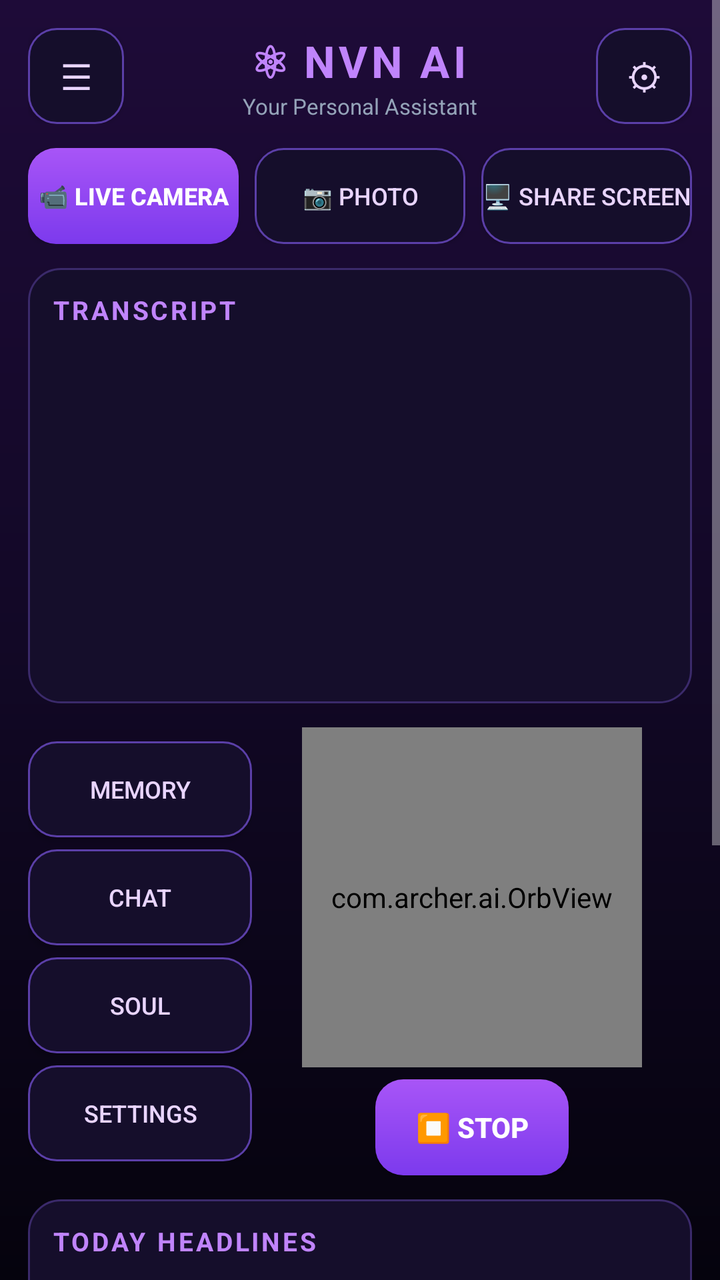
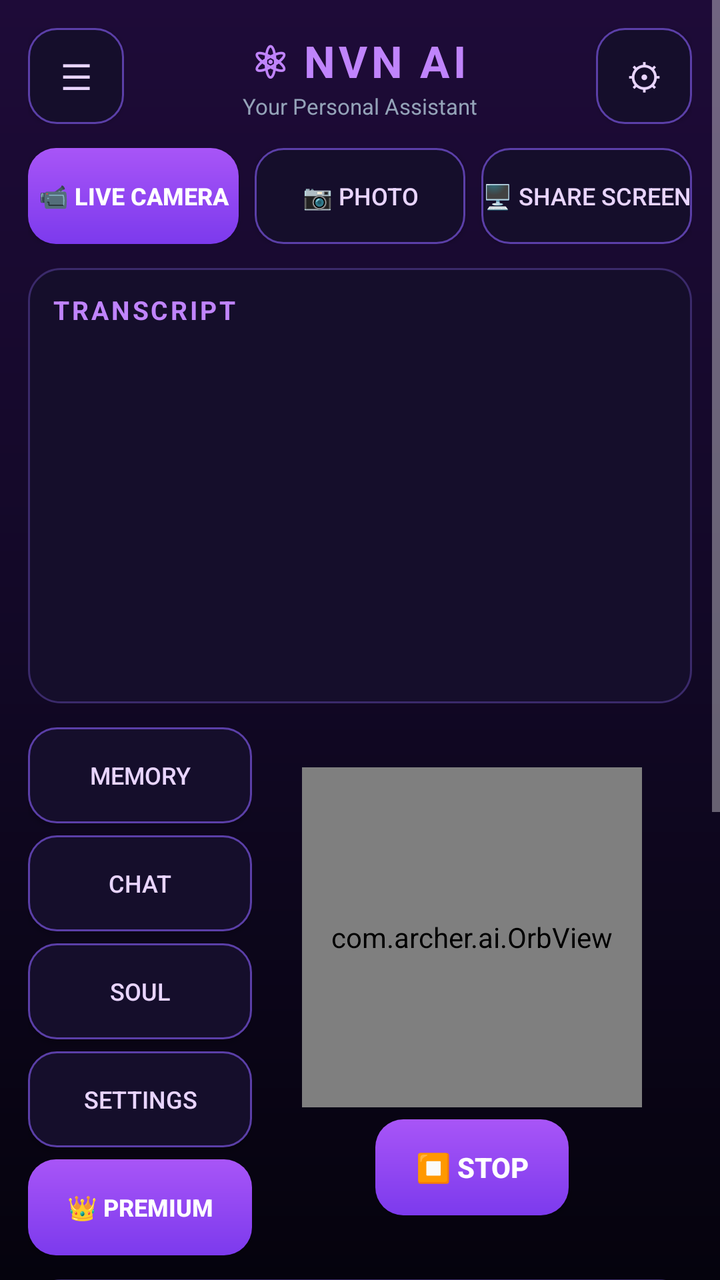

Compare the two renders of this Android layout. The source of the first and the diff that turns it into the second are given below.
<!-- AndroidManifest.xml: application theme AppTheme -->
<!-- res/layout/activity_main.xml -->
<?xml version="1.0" encoding="utf-8"?>
<ScrollView xmlns:android="http://schemas.android.com/apk/res/android"
    android:layout_width="match_parent"
    android:layout_height="match_parent"
    android:background="@drawable/bg_main"
    android:fillViewport="true">

    <LinearLayout
        android:layout_width="match_parent"
        android:layout_height="wrap_content"
        android:orientation="vertical"
        android:padding="14dp">

        <LinearLayout
            android:layout_width="match_parent"
            android:layout_height="wrap_content"
            android:gravity="center_vertical"
            android:orientation="horizontal">

            <Button
                android:id="@+id/menuBtn"
                android:layout_width="48dp"
                android:layout_height="48dp"
                android:background="@drawable/btn_secondary"
                android:text="☰"
                android:textColor="#E9D5FF"
                android:textSize="18sp" />

            <LinearLayout
                android:layout_width="0dp"
                android:layout_height="wrap_content"
                android:layout_weight="1"
                android:gravity="center_horizontal"
                android:orientation="vertical">

                <TextView
                    android:layout_width="wrap_content"
                    android:layout_height="wrap_content"
                    android:letterSpacing="0.08"
                    android:text="⚛ NVN AI"
                    android:textColor="#C084FC"
                    android:textSize="22sp"
                    android:textStyle="bold" />

                <TextView
                    android:layout_width="wrap_content"
                    android:layout_height="wrap_content"
                    android:text="Your Personal Assistant"
                    android:textColor="#94A3B8"
                    android:textSize="11sp" />
            </LinearLayout>

            <Button
                android:id="@+id/gearBtn"
                android:layout_width="48dp"
                android:layout_height="48dp"
                android:background="@drawable/btn_secondary"
                android:text="⚙"
                android:textColor="#E9D5FF"
                android:textSize="18sp" />
        </LinearLayout>

        <LinearLayout
            android:layout_width="match_parent"
            android:layout_height="wrap_content"
            android:layout_marginTop="12dp"
            android:orientation="horizontal">

            <Button
                android:id="@+id/liveCamBtn"
                android:layout_width="0dp"
                android:layout_height="wrap_content"
                android:layout_marginEnd="4dp"
                android:layout_weight="1"
                android:background="@drawable/btn_primary"
                android:text="📹 LIVE CAMERA"
                android:textColor="#FFFFFF"
                android:textSize="12sp"
                android:textStyle="bold" />

            <Button
                android:id="@+id/photoBtn"
                android:layout_width="0dp"
                android:layout_height="wrap_content"
                android:layout_marginStart="4dp"
                android:layout_marginEnd="4dp"
                android:layout_weight="1"
                android:background="@drawable/btn_secondary"
                android:text="📷 PHOTO"
                android:textColor="#E9D5FF"
                android:textSize="12sp" />

            <Button
                android:id="@+id/shareScreenBtn"
                android:layout_width="0dp"
                android:layout_height="wrap_content"
                android:layout_marginStart="4dp"
                android:layout_weight="1"
                android:background="@drawable/btn_secondary"
                android:text="🖥 SHARE SCREEN"
                android:textColor="#E9D5FF"
                android:textSize="12sp" />
        </LinearLayout>

        <LinearLayout
            android:layout_width="match_parent"
            android:layout_height="wrap_content"
            android:layout_marginTop="12dp"
            android:background="@drawable/bg_card"
            android:orientation="vertical"
            android:padding="12dp">

            <TextView
                android:layout_width="wrap_content"
                android:layout_height="wrap_content"
                android:letterSpacing="0.1"
                android:text="TRANSCRIPT"
                android:textColor="#C084FC"
                android:textSize="13sp"
                android:textStyle="bold" />

            <ScrollView
                android:id="@+id/scroll"
                android:layout_width="match_parent"
                android:layout_height="170dp"
                android:layout_marginTop="6dp">

                <TextView
                    android:id="@+id/chat"
                    android:layout_width="match_parent"
                    android:layout_height="wrap_content"
                    android:lineSpacingMultiplier="1.15"
                    android:textColor="#E2E8F0"
                    android:textSize="15sp" />
            </ScrollView>
        </LinearLayout>

        <LinearLayout
            android:layout_width="match_parent"
            android:layout_height="wrap_content"
            android:layout_marginTop="12dp"
            android:gravity="center_vertical"
            android:orientation="horizontal">

            <LinearLayout
                android:layout_width="112dp"
                android:layout_height="wrap_content"
                android:orientation="vertical">

                <Button
                    android:id="@+id/memoryBtn"
                    android:layout_width="match_parent"
                    android:layout_height="wrap_content"
                    android:background="@drawable/btn_secondary"
                    android:text="MEMORY"
                    android:textColor="#E9D5FF"
                    android:textSize="12sp" />

                <Button
                    android:id="@+id/chatBtn"
                    android:layout_width="match_parent"
                    android:layout_height="wrap_content"
                    android:layout_marginTop="6dp"
                    android:background="@drawable/btn_secondary"
                    android:text="CHAT"
                    android:textColor="#E9D5FF"
                    android:textSize="12sp" />

                <Button
                    android:id="@+id/soulBtn"
                    android:layout_width="match_parent"
                    android:layout_height="wrap_content"
                    android:layout_marginTop="6dp"
                    android:background="@drawable/btn_secondary"
                    android:text="SOUL"
                    android:textColor="#E9D5FF"
                    android:textSize="12sp" />

                <Button
                    android:id="@+id/settingsPill"
                    android:layout_width="match_parent"
                    android:layout_height="wrap_content"
                    android:layout_marginTop="6dp"
                    android:background="@drawable/btn_secondary"
                    android:text="SETTINGS"
                    android:textColor="#E9D5FF"
                    android:textSize="12sp" />
            </LinearLayout>

            <LinearLayout
                android:layout_width="0dp"
                android:layout_height="wrap_content"
                android:layout_weight="1"
                android:gravity="center_horizontal"
                android:orientation="vertical">

                <com.archer.ai.OrbView
                    android:id="@+id/orb"
                    android:layout_width="170dp"
                    android:layout_height="170dp" />

                <Button
                    android:id="@+id/stopBtn"
                    android:layout_width="wrap_content"
                    android:layout_height="wrap_content"
                    android:layout_marginTop="6dp"
                    android:background="@drawable/btn_primary"
                    android:paddingStart="20dp"
                    android:paddingEnd="20dp"
                    android:text="⏹ STOP"
                    android:textColor="#FFFFFF"
                    android:textStyle="bold" />
            </LinearLayout>
        </LinearLayout>

        <LinearLayout
            android:layout_width="match_parent"
            android:layout_height="wrap_content"
            android:layout_marginTop="12dp"
            android:background="@drawable/bg_card"
            android:orientation="vertical"
            android:padding="12dp">

            <TextView
                android:layout_width="wrap_content"
                android:layout_height="wrap_content"
                android:letterSpacing="0.1"
                android:text="TODAY HEADLINES"
                android:textColor="#C084FC"
                android:textSize="13sp"
                android:textStyle="bold" />

            <TextView
                android:id="@+id/headlines"
                android:layout_width="match_parent"
                android:layout_height="wrap_content"
                android:layout_marginTop="6dp"
                android:text="খবর লোড হচ্ছে..."
                android:textColor="#E2E8F0"
                android:textSize="13sp" />
        </LinearLayout>

        <LinearLayout
            android:layout_width="match_parent"
            android:layout_height="wrap_content"
            android:layout_marginTop="12dp"
            android:background="@drawable/bg_card"
            android:orientation="vertical"
            android:padding="12dp">

            <TextView
                android:layout_width="wrap_content"
                android:layout_height="wrap_content"
                android:letterSpacing="0.1"
                android:text="TODAY TASKS"
                android:textColor="#C084FC"
                android:textSize="13sp"
                android:textStyle="bold" />

            <TextView
                android:id="@+id/tasks"
                android:layout_width="match_parent"
                android:layout_height="wrap_content"
                android:layout_marginTop="6dp"
                android:text="কোনো কাজ নেই"
                android:textColor="#E2E8F0"
                android:textSize="13sp" />
        </LinearLayout>

        <TextView
            android:id="@+id/status"
            android:layout_width="match_parent"
            android:layout_height="wrap_content"
            android:layout_marginTop="10dp"
            android:gravity="center"
            android:text="মাইক চেপে কথা বলো, বা লিখে পাঠাও"
            android:textColor="#C084FC"
            android:textSize="13sp" />

        <LinearLayout
            android:layout_width="match_parent"
            android:layout_height="wrap_content"
            android:layout_marginTop="8dp"
            android:gravity="center_vertical"
            android:orientation="horizontal">

            <Button
                android:id="@+id/mic"
                android:layout_width="56dp"
                android:layout_height="56dp"
                android:background="@drawable/btn_mic"
                android:text="🎤"
                android:textColor="#FFFFFF"
                android:textSize="20sp" />

            <EditText
                android:id="@+id/input"
                android:layout_width="0dp"
                android:layout_height="wrap_content"
                android:layout_marginStart="8dp"
                android:layout_weight="1"
                android:background="@drawable/bg_input"
                android:hint="Type a message..."
                android:padding="12dp"
                android:textColor="#E8F4FF"
                android:textColorHint="#64748B" />

            <Button
                android:id="@+id/send"
                android:layout_width="wrap_content"
                android:layout_height="wrap_content"
                android:layout_marginStart="8dp"
                android:background="@drawable/btn_primary"
                android:paddingStart="16dp"
                android:paddingEnd="16dp"
                android:text="পাঠাও"
                android:textColor="#FFFFFF"
                android:textStyle="bold" />
        </LinearLayout>

        <LinearLayout
            android:layout_width="match_parent"
            android:layout_height="wrap_content"
            android:layout_marginTop="8dp"
            android:gravity="center_vertical"
            android:orientation="horizontal">

            <Button
                android:id="@+id/lang"
                android:layout_width="wrap_content"
                android:layout_height="wrap_content"
                android:background="@drawable/btn_secondary"
                android:text="বাংলা"
                android:textColor="#E9D5FF"
                android:textSize="13sp" />

            <EditText
                android:id="@+id/key"
                android:layout_width="0dp"
                android:layout_height="wrap_content"
                android:layout_marginStart="8dp"
                android:layout_weight="1"
                android:background="@drawable/bg_input"
                android:hint="Gemini API Key (ফ্রি)"
                android:inputType="textPassword"
                android:padding="10dp"
                android:textColor="#E8F4FF"
                android:textColorHint="#64748B" />

            <Button
                android:id="@+id/saveKey"
                android:layout_width="wrap_content"
                android:layout_height="wrap_content"
                android:layout_marginStart="8dp"
                android:background="@drawable/btn_primary"
                android:text="সেভ"
                android:textColor="#FFFFFF"
                android:textStyle="bold" />
        </LinearLayout>

        <LinearLayout
            android:layout_width="match_parent"
            android:layout_height="wrap_content"
            android:layout_marginTop="12dp"
            android:orientation="horizontal">

            <Button
                android:id="@+id/homeBtn"
                android:layout_width="0dp"
                android:layout_height="wrap_content"
                android:layout_marginEnd="4dp"
                android:layout_weight="1"
                android:background="@drawable/btn_secondary"
                android:text="🏠 HOME"
                android:textColor="#E9D5FF"
                android:textSize="12sp" />

            <Button
                android:id="@+id/historyBtn"
                android:layout_width="0dp"
                android:layout_height="wrap_content"
                android:layout_marginStart="4dp"
                android:layout_marginEnd="4dp"
                android:layout_weight="1"
                android:background="@drawable/btn_secondary"
                android:text="🕘 HISTORY"
                android:textColor="#E9D5FF"
                android:textSize="12sp" />

            <Button
                android:id="@+id/shareNavBtn"
                android:layout_width="0dp"
                android:layout_height="wrap_content"
                android:layout_marginStart="4dp"
                android:layout_marginEnd="4dp"
                android:layout_weight="1"
                android:background="@drawable/btn_secondary"
                android:text="📤 SHARE"
                android:textColor="#E9D5FF"
                android:textSize="12sp" />

            <Button
                android:id="@+id/settingsNavBtn"
                android:layout_width="0dp"
                android:layout_height="wrap_content"
                android:layout_marginStart="4dp"
                android:layout_weight="1"
                android:background="@drawable/btn_secondary"
                android:text="⚙ SETTINGS"
                android:textColor="#E9D5FF"
                android:textSize="12sp" />
        </LinearLayout>

    </LinearLayout>
</ScrollView>
<!-- resources referenced by this layout -->
<resources>
  <!-- drawable bg_card (drawable) -->
  <?xml version="1.0" encoding="utf-8"?>
  <shape xmlns:android="http://schemas.android.com/apk/res/android" android:shape="rectangle">
      <corners android:radius="16dp" />
      <solid android:color="#150E2B" />
      <stroke android:width="1dp" android:color="#3B2A6B" />
  </shape>
  <!-- drawable bg_input (drawable) -->
  <?xml version="1.0" encoding="utf-8"?>
  <shape xmlns:android="http://schemas.android.com/apk/res/android" android:shape="rectangle">
      <corners android:radius="14dp" />
      <solid android:color="#0F0A22" />
      <stroke android:width="1dp" android:color="#3B2A6B" />
  </shape>
  <!-- drawable bg_main (drawable) -->
  <?xml version="1.0" encoding="utf-8"?>
  <shape xmlns:android="http://schemas.android.com/apk/res/android" android:shape="rectangle">
      <gradient
          android:angle="270"
          android:startColor="#1E0B38"
          android:centerColor="#120826"
          android:endColor="#05030D" />
  </shape>
  <!-- drawable btn_mic (drawable) -->
  <?xml version="1.0" encoding="utf-8"?>
  <shape xmlns:android="http://schemas.android.com/apk/res/android" android:shape="oval">
      <gradient
          android:angle="270"
          android:startColor="#C084FC"
          android:endColor="#6D28D9" />
      <stroke android:width="2dp" android:color="#E9D5FF" />
  </shape>
  <!-- drawable btn_primary (drawable) -->
  <?xml version="1.0" encoding="utf-8"?>
  <shape xmlns:android="http://schemas.android.com/apk/res/android" android:shape="rectangle">
      <corners android:radius="14dp" />
      <gradient
          android:angle="270"
          android:startColor="#A855F7"
          android:endColor="#7C3AED" />
  </shape>
  <!-- drawable btn_secondary (drawable) -->
  <?xml version="1.0" encoding="utf-8"?>
  <shape xmlns:android="http://schemas.android.com/apk/res/android" android:shape="rectangle">
      <corners android:radius="14dp" />
      <solid android:color="#150E2B" />
      <stroke android:width="1dp" android:color="#5B3FA8" />
  </shape>
  <style name="AppTheme" parent="android:Theme.Material.NoActionBar">
          <item name="android:windowBackground">#05030D</item>
          <item name="android:colorAccent">#A855F7</item>
          <item name="android:statusBarColor">#05030D</item>
          <item name="android:navigationBarColor">#05030D</item>
          <item name="android:windowLightStatusBar">false</item>
      </style>
</resources>

<!-- the commit's change to res/layout/activity_main.xml (unified diff, before → after) -->
@@ -185,6 +185,17 @@
                     android:text="SETTINGS"
                     android:textColor="#E9D5FF"
                     android:textSize="12sp" />
+
+                <Button
+                    android:id="@+id/premiumPill"
+                    android:layout_width="match_parent"
+                    android:layout_height="wrap_content"
+                    android:layout_marginTop="6dp"
+                    android:background="@drawable/btn_primary"
+                    android:text="👑 PREMIUM"
+                    android:textColor="#FFFFFF"
+                    android:textSize="12sp"
+                    android:textStyle="bold" />
             </LinearLayout>
 
             <LinearLayout
